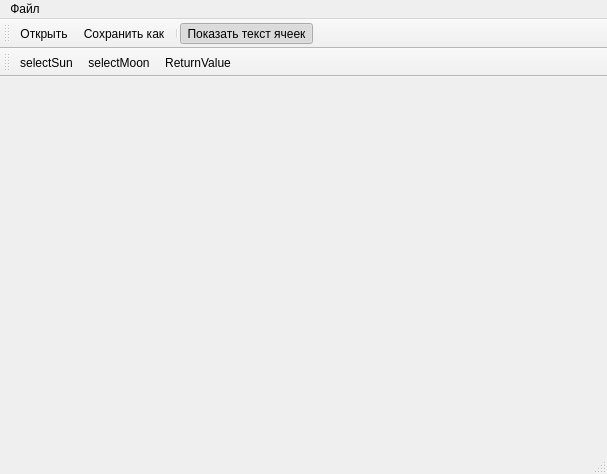
Qt form mainwindow.ui (gil9red/combustion) before a commit.
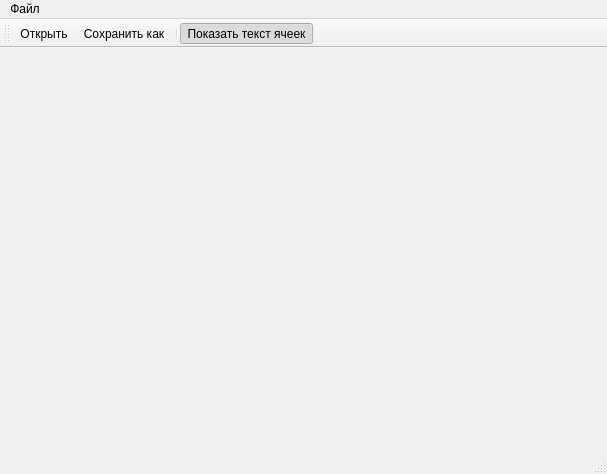
The same form after that commit.

Commit message: Кнопки заменены действиями с кликом по ячейкам таблицы. Добавлен виджет-помощник, который подсказывает, что делать дальше. Виджет подсчета очков и виджет-помощник перенесены в доквиджеты

```diff
--- a/mainwindow.ui
+++ b/mainwindow.ui
@@ -49,20 +49,6 @@
    <addaction name="actionShowCellText"/>
   </widget>
   <widget class="QStatusBar" name="statusBar"/>
-  <widget class="QToolBar" name="toolBar">
-   <property name="windowTitle">
-    <string>toolBar</string>
-   </property>
-   <attribute name="toolBarArea">
-    <enum>TopToolBarArea</enum>
-   </attribute>
-   <attribute name="toolBarBreak">
-    <bool>true</bool>
-   </attribute>
-   <addaction name="actionSelectSun"/>
-   <addaction name="actionSelectMoon"/>
-   <addaction name="actionReturnValue"/>
-  </widget>
   <action name="actionOpen">
    <property name="text">
     <string>Открыть</string>
@@ -101,21 +87,6 @@
     <enum>QAction::QuitRole</enum>
    </property>
   </action>
-  <action name="actionSelectSun">
-   <property name="text">
-    <string>selectSun</string>
-   </property>
-  </action>
-  <action name="actionSelectMoon">
-   <property name="text">
-    <string>selectMoon</string>
-   </property>
-  </action>
-  <action name="actionReturnValue">
-   <property name="text">
-    <string>ReturnValue</string>
-   </property>
-  </action>
  </widget>
  <layoutdefault spacing="6" margin="11"/>
  <resources/>
```
The commit also changes 2 other files.
